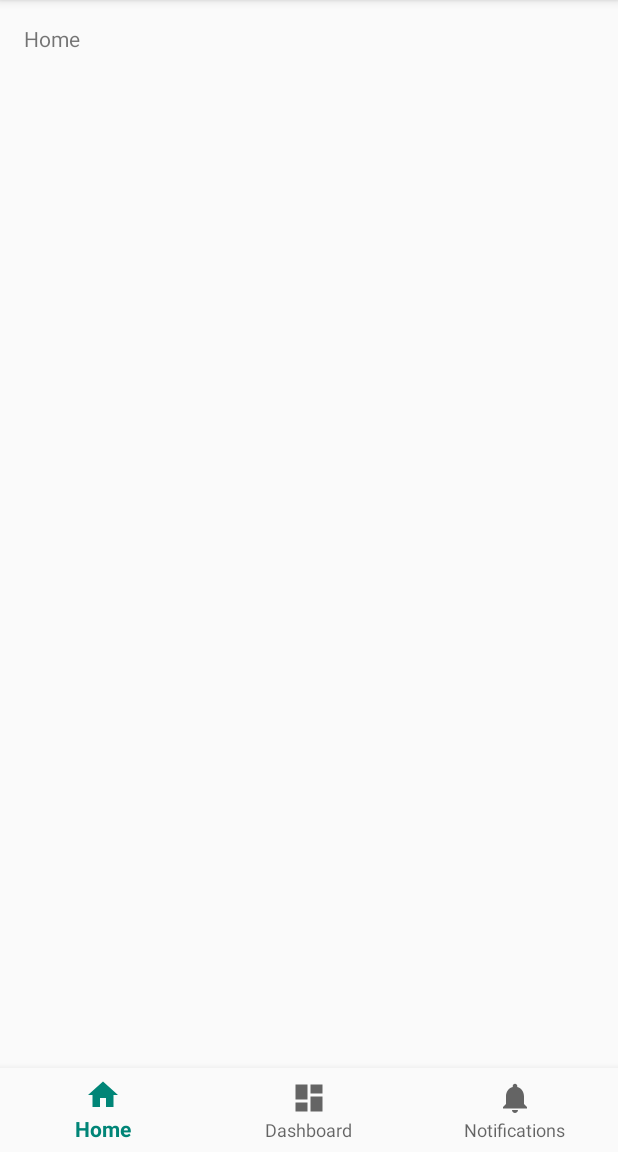
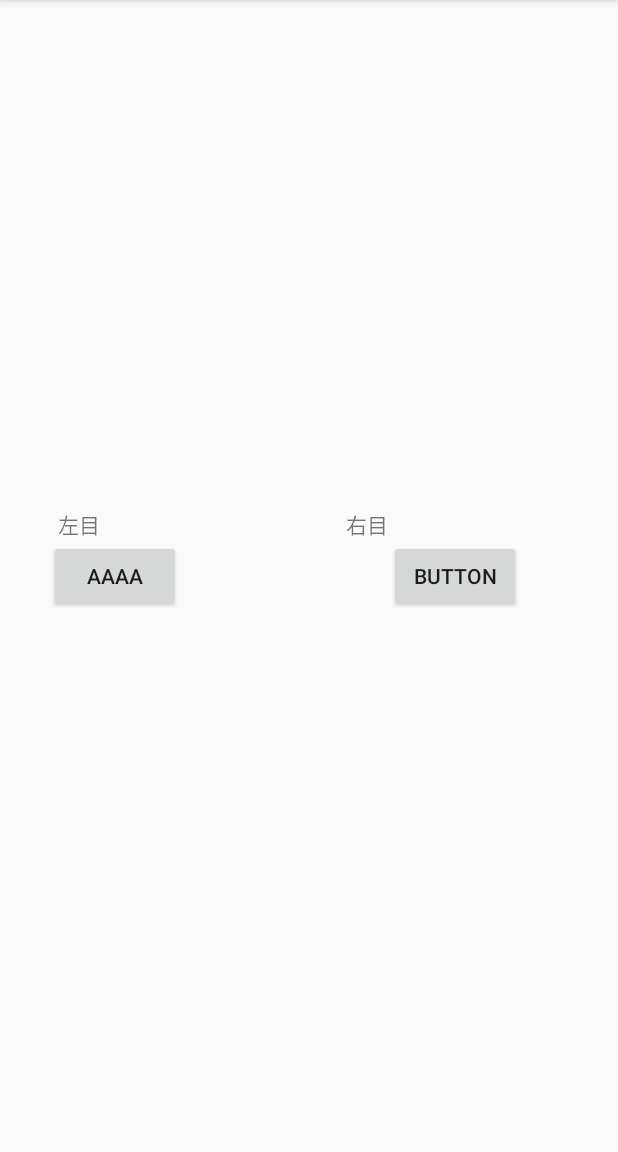
Before and after one commit to naokiur/LensTimer, an Android app: the screen it shows after launch (MainActivity), on a phone screen of 412 x 824 dp, the part 84-1236 px from its top. Run offline under Robolectric (Android 15) with nearby library versions, the phone set to English and light mode, and no system bars.

Commit message:
feat: Add main screen layout.

```diff
--- a/app/src/main/kotlin/jp/ne/naokiur/lenstimer/MainActivity.kt
+++ b/app/src/main/kotlin/jp/ne/naokiur/lenstimer/MainActivity.kt
@@ -1,37 +1,24 @@
 package jp.ne.naokiur.lenstimer
 
 import android.os.Bundle
-import com.google.android.material.bottomnavigation.BottomNavigationView
+import android.widget.Button
+import android.widget.TextView
 import androidx.appcompat.app.AppCompatActivity
-import android.widget.TextView
 
 class MainActivity : AppCompatActivity() {
 
     private lateinit var textMessage: TextView
-    private val onNavigationItemSelectedListener = BottomNavigationView.OnNavigationItemSelectedListener { item ->
-        when (item.itemId) {
-            R.id.navigation_home -> {
-                textMessage.setText(R.string.title_home)
-                return@OnNavigationItemSelectedListener true
-            }
-            R.id.navigation_dashboard -> {
-                textMessage.setText(R.string.title_dashboard)
-                return@OnNavigationItemSelectedListener true
-            }
-            R.id.navigation_notifications -> {
-                textMessage.setText(R.string.title_notifications)
-                return@OnNavigationItemSelectedListener true
-            }
-        }
-        false
-    }
+    private lateinit var leftEyeButton: Button
 
     override fun onCreate(savedInstanceState: Bundle?) {
         super.onCreate(savedInstanceState)
         setContentView(R.layout.activity_main)
-        val navView: BottomNavigationView = findViewById(R.id.nav_view)
+//        val navView: BottomNavigationView = findViewById(R.id.nav_view)
 
-        textMessage = findViewById(R.id.message)
-        navView.setOnNavigationItemSelectedListener(onNavigationItemSelectedListener)
+        leftEyeButton = findViewById(R.id.button2)
+        leftEyeButton.text = "aaaa"
+
+//        textMessage = findViewById(R.id.message)
+//        navView.setOnNavigationItemSelectedListener(onNavigationItemSelectedListener)
     }
 }
--- a/app/src/main/res/layout/activity_main.xml
+++ b/app/src/main/res/layout/activity_main.xml
@@ -7,28 +7,48 @@
         android:layout_width="match_parent"
         android:layout_height="match_parent"
         tools:context=".MainActivity">
-
     <TextView
-            android:id="@+id/message"
+            android:text="@string/label_left_eye"
             android:layout_width="wrap_content"
             android:layout_height="wrap_content"
-            android:layout_marginStart="@dimen/activity_horizontal_margin"
-            android:layout_marginLeft="@dimen/activity_horizontal_margin"
-            android:layout_marginTop="@dimen/activity_vertical_margin"
-            android:text="@string/title_home"
-            app:layout_constraintLeft_toLeftOf="parent"
-            app:layout_constraintTop_toTopOf="parent"/>
-
-    <com.google.android.material.bottomnavigation.BottomNavigationView
-            android:id="@+id/nav_view"
-            android:layout_width="0dp"
-            android:layout_height="wrap_content"
-            android:layout_marginEnd="0dp"
-            android:layout_marginStart="0dp"
-            android:background="?android:attr/windowBackground"
-            app:layout_constraintBottom_toBottomOf="parent"
             app:layout_constraintLeft_toLeftOf="parent"
             app:layout_constraintRight_toRightOf="parent"
-            app:menu="@menu/bottom_nav_menu"/>
+            app:layout_constraintBottom_toTopOf="@id/button2"
+            android:id="@+id/label_left_eye"
+            app:layout_constraintHorizontal_bias="0.1"
+    />
+    <TextView
+            android:text="@string/label_right_eye"
+            android:layout_width="wrap_content"
+            android:layout_height="wrap_content"
+            app:layout_constraintLeft_toLeftOf="parent"
+            app:layout_constraintRight_toRightOf="parent"
+            app:layout_constraintBottom_toTopOf="@id/button"
+            android:id="@+id/label_right_eye"
+            app:layout_constraintHorizontal_bias="0.6"/>
+    <Button
+            android:text="Button"
+            android:layout_width="wrap_content"
+            android:layout_height="wrap_content"
+            app:layout_constraintLeft_toLeftOf="parent"
+            app:layout_constraintRight_toRightOf="parent"
+            app:layout_constraintTop_toTopOf="parent"
+            app:layout_constraintBottom_toBottomOf="parent"
+            app:layout_constraintVertical_bias="0.5"
+            app:layout_constraintHorizontal_bias="0.8"
+            android:id="@+id/button"
+    />
+    <Button
+            android:text="Button"
+            android:layout_width="wrap_content"
+            android:layout_height="wrap_content"
+            app:layout_constraintLeft_toLeftOf="parent"
+            app:layout_constraintRight_toRightOf="parent"
+            app:layout_constraintTop_toTopOf="parent"
+            app:layout_constraintBottom_toBottomOf="parent"
+            app:layout_constraintVertical_bias="0.5"
+            app:layout_constraintHorizontal_bias="0.1"
+            android:id="@+id/button2"
+    />
 
 </androidx.constraintlayout.widget.ConstraintLayout>
--- a/app/src/main/res/values/strings.xml
+++ b/app/src/main/res/values/strings.xml
@@ -3,4 +3,6 @@
     <string name="title_home">Home</string>
     <string name="title_dashboard">Dashboard</string>
     <string name="title_notifications">Notifications</string>
+    <string name="label_left_eye">左目</string>
+    <string name="label_right_eye">右目</string>
 </resources>
```
